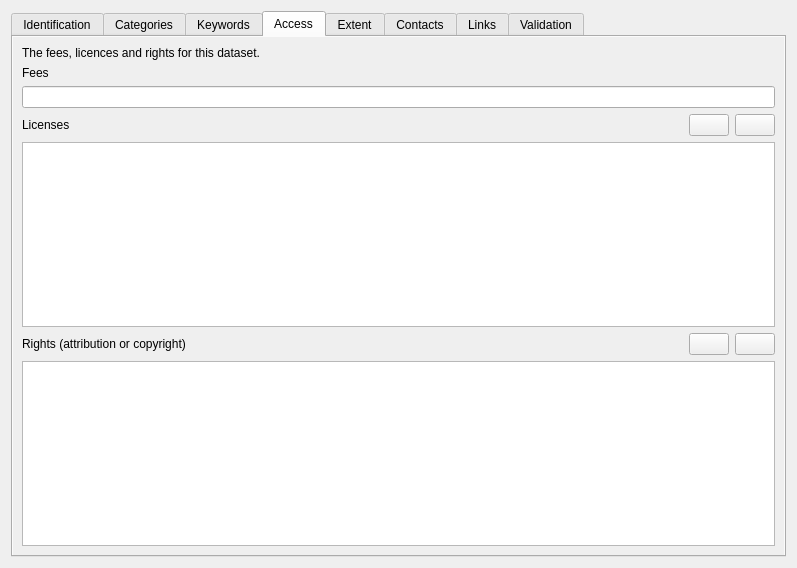
This is src/ui/qgsmetadatawidget.ui in qgis/QGIS as Qt 5 draws it before an edit. The edited form follows.
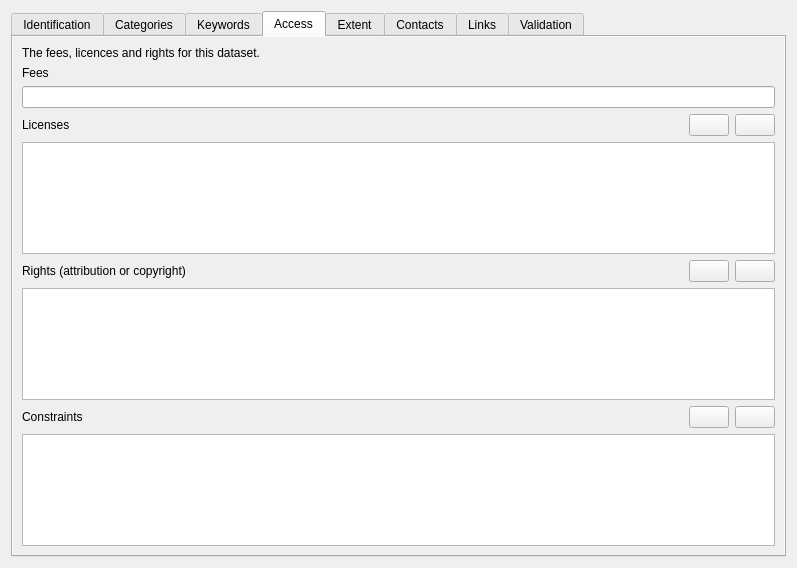
This is the edited form. The open tabs and pages were chosen to show the change. Icons and pictures are not drawn. Custom widgets are drawn as their Qt base class.

Commit message: add constraints in metadata editor

Diff of the .ui file:
```diff
--- a/src/ui/qgsmetadatawidget.ui
+++ b/src/ui/qgsmetadatawidget.ui
@@ -713,6 +713,65 @@
              </property>
             </widget>
            </item>
+           <item>
+            <layout class="QHBoxLayout" name="horizontalLayout_11">
+             <item>
+              <widget class="QLabel" name="label_29">
+               <property name="text">
+                <string>Constraints</string>
+               </property>
+              </widget>
+             </item>
+             <item>
+              <spacer name="horizontalSpacer_4">
+               <property name="orientation">
+                <enum>Qt::Horizontal</enum>
+               </property>
+               <property name="sizeHint" stdset="0">
+                <size>
+                 <width>40</width>
+                 <height>20</height>
+                </size>
+               </property>
+              </spacer>
+             </item>
+             <item>
+              <widget class="QPushButton" name="btnAddConstraint">
+               <property name="toolTip">
+                <string>Add Right</string>
+               </property>
+               <property name="icon">
+                <iconset resource="../../images/images.qrc">
+                 <normaloff>:/images/themes/default/symbologyAdd.svg</normaloff>:/images/themes/default/symbologyAdd.svg</iconset>
+               </property>
+              </widget>
+             </item>
+             <item>
+              <widget class="QPushButton" name="btnRemoveConstraint">
+               <property name="toolTip">
+                <string>Remove Right</string>
+               </property>
+               <property name="icon">
+                <iconset resource="../../images/images.qrc">
+                 <normaloff>:/images/themes/default/symbologyRemove.svg</normaloff>:/images/themes/default/symbologyRemove.svg</iconset>
+               </property>
+              </widget>
+             </item>
+            </layout>
+           </item>
+           <item>
+            <widget class="QTableView" name="tabConstraints">
+             <property name="selectionMode">
+              <enum>QAbstractItemView::SingleSelection</enum>
+             </property>
+             <property name="selectionBehavior">
+              <enum>QAbstractItemView::SelectRows</enum>
+             </property>
+             <attribute name="horizontalHeaderStretchLastSection">
+              <bool>true</bool>
+             </attribute>
+            </widget>
+           </item>
           </layout>
          </widget>
         </widget>
```
Left out of the diff: 6 changed lines with no effect on the pictures. The commit also changes 3 other files.
